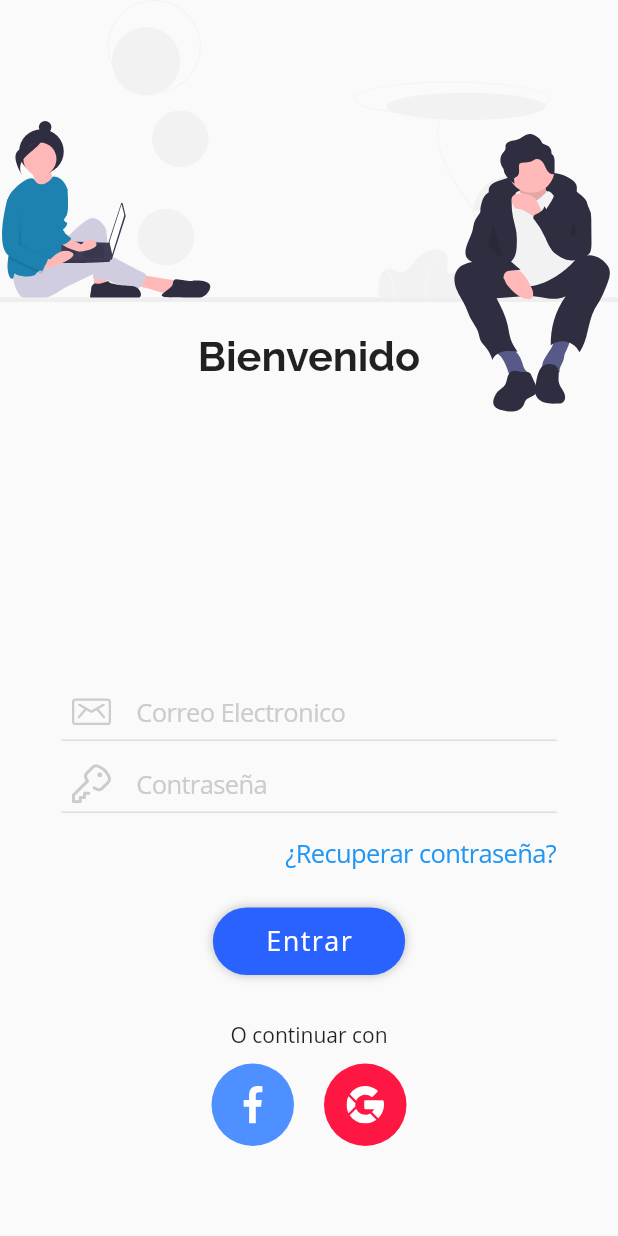
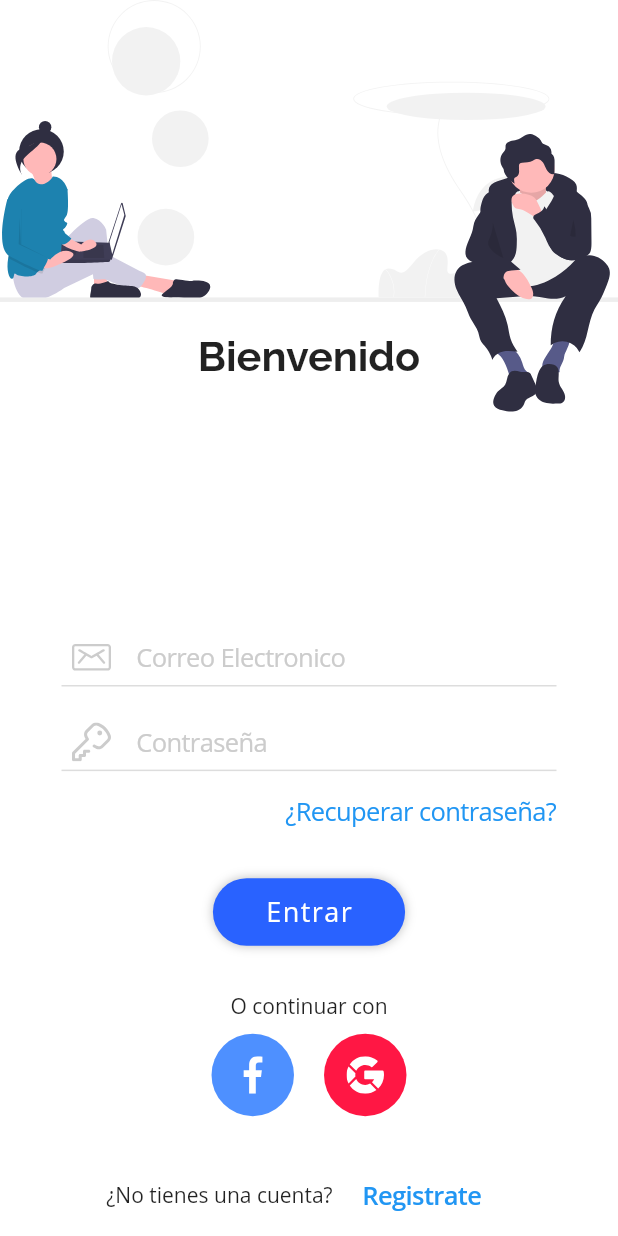
Before and after one commit to AldereteRuben/PruebaStripe, a Flutter app: the screen it shows after launch, on a phone screen of 412 x 824 dp. Run offline on Flutter 3.47's test engine with Material 2 defaults, Android fonts, the phone set to English and light mode, and no system bars; our stand-ins replace flutter_svg.

Commit message:
Se resolvio el error de overflow al desplegar el teclado, se agrego la parte de Registrarte abajo de los botones circulares, al igual que se arreglo otros problemas de responsivos de la app en el front de login

```diff
--- a/pruebastripe/lib/pages/login/login_page.dart
+++ b/pruebastripe/lib/pages/login/login_page.dart
@@ -2,6 +2,7 @@ import 'package:flutter/material.dart';
 import 'package:flutter/services.dart';
 import 'package:pruebastripe/pages/login/widgets/login_form.dart';
 import 'package:pruebastripe/pages/login/widgets/welcome.dart';
+import 'package:pruebastripe/utils/responsive.dart';
 
 class LoginPage extends StatefulWidget {
   LoginPage({Key key}) : super(key: key);
@@ -19,13 +20,25 @@ class _LoginPageState extends State<LoginPage> {
 
   @override
   Widget build(BuildContext context) {
+    final Responsive responsive = Responsive.of(context);
     return Scaffold(
-      body: Container(
-        width: double.infinity,
-        height: double.infinity,
-        child: Column(
-          mainAxisAlignment: MainAxisAlignment.spaceBetween,
-          children: <Widget>[Welcome(), LoginForm()],
+      body: GestureDetector(
+        onTap: () {
+          FocusScope.of(context).unfocus();
+        },
+        child: Container(
+          width: double.infinity,
+          height: double.infinity,
+          color: Colors.white,
+          child: SingleChildScrollView(
+            child: Container(
+              height: responsive.height,
+              child: Column(
+                mainAxisAlignment: MainAxisAlignment.spaceBetween,
+                children: <Widget>[Welcome(), LoginForm()],
+              ),
+            ),
+          ),
         ),
       ),
     );
--- a/pruebastripe/lib/pages/login/widgets/login_form.dart
+++ b/pruebastripe/lib/pages/login/widgets/login_form.dart
@@ -2,6 +2,7 @@ import 'package:flutter/cupertino.dart';
 import 'package:flutter/material.dart';
 import 'package:pruebastripe/pages/login/widgets/input_text_login.dart';
 import 'package:pruebastripe/pages/login/widgets/rounded_button.dart';
+import 'package:pruebastripe/utils/responsive.dart';
 import 'package:pruebastripe/widgets/circle_button.dart';
 
 class LoginForm extends StatelessWidget {
@@ -9,7 +10,10 @@ class LoginForm extends StatelessWidget {
 
   @override
   Widget build(BuildContext context) {
-    return Container(
+    final Responsive responsive = Responsive.of(context);
+    return SafeArea(
+      top: false,
+      child: Container(
         width: 330,
         child: Column(
           crossAxisAlignment: CrossAxisAlignment.center,
@@ -18,7 +22,7 @@ class LoginForm extends StatelessWidget {
                 iconPath: "assets/pages/login/icons/correo-electronico.svg",
                 placeholder: "Correo Electronico"),
             SizedBox(
-            height: 10,
+              height: responsive.ip(2),
             ),
             InputTextLogin(
                 iconPath: "assets/pages/login/icons/llave.svg",
@@ -35,15 +39,15 @@ class LoginForm extends StatelessWidget {
                   onPressed: () {}),
             ),
             SizedBox(
-            height: 10,
+              height: responsive.ip(2),
             ),
             RoudedButton(onPressed: () {}, label: "Entrar"),
             SizedBox(
-            height: 30,
+              height: responsive.ip(3.3),
             ),
             Text("O continuar con"),
             SizedBox(
-            height: 10,
+              height: responsive.ip(1),
             ),
             Row(
               mainAxisAlignment: MainAxisAlignment.center,
@@ -64,9 +68,23 @@ class LoginForm extends StatelessWidget {
               ],
             ),
             SizedBox(
-            height: 60,
-          )
+              height: responsive.ip(2.7),
+            ),
+            Row(
+              mainAxisAlignment: MainAxisAlignment.center,
+              children: <Widget>[
+                Text("¿No tienes una cuenta?"),
+                CupertinoButton(
+                    child: Text(
+                      'Registrate',
+                      style: TextStyle(
+                          fontFamily: 'sans', fontWeight: FontWeight.w600),
+                    ),
+                    onPressed: () {})
               ],
+            ),
+          ],
+        ),
       ),
     );
   }
```
Lines whose indentation alone changed are shown as unchanged.
